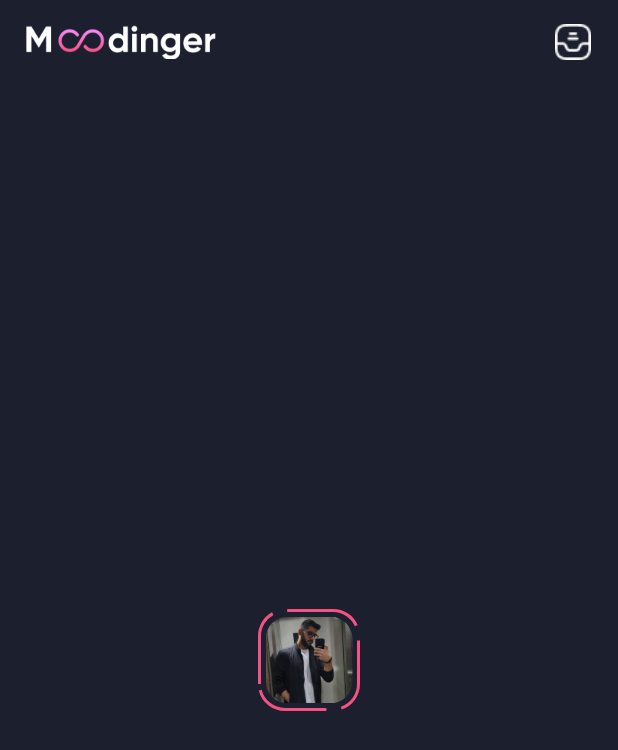
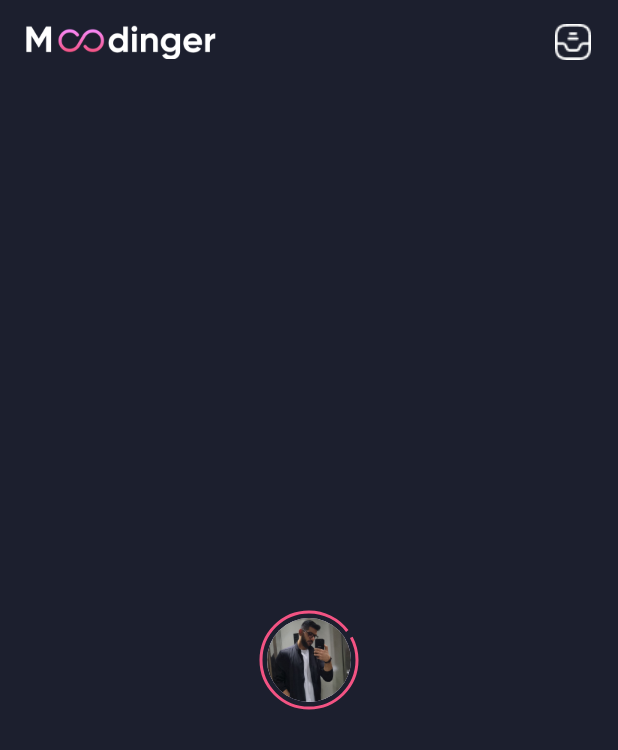
Before and after one commit to Alireza-Seif/Instagram-clone, a Flutter app: the screen it shows after launch, on a phone screen of 412 x 824 dp. Shown: the top 750 px of the screen. Run offline on Flutter 3.47's test engine with Material 3 defaults, Android fonts, the phone set to English and light mode, and no system bars; drawn by our look-alikes of dotted_border.

Commit message:
style: changing StoryBox & AddStoryBox

```diff
--- a/lib/screens/home_screen.dart
+++ b/lib/screens/home_screen.dart
@@ -32,19 +32,16 @@ class HomeScreen extends StatelessWidget {
 
   DottedBorder _getStoryBox() {
     return DottedBorder(
-      borderType: BorderType.RRect,
+      borderType: BorderType.Circle,
       radius: const Radius.circular(17),
       color: const Color(0xffF35383),
       strokeWidth: 2,
-      dashPattern: const [50, 10],
+      dashPattern: const [180, 5],
       padding: const EdgeInsets.all(4),
-      child: ClipRRect(
-        borderRadius: const BorderRadius.all(Radius.circular(15)),
-        child: SizedBox(
-          height: 58,
-          width: 58,
-          child: Image.asset('assets/images/my_pf.png'),
-        ),
+      child: const ClipRRect(
+        borderRadius: BorderRadius.all(Radius.circular(15)),
+        child: CircleAvatar(
+            radius: 28, foregroundImage: AssetImage('assets/images/my_pf.png')),
       ),
     );
   }
@@ -56,14 +53,14 @@ class HomeScreen extends StatelessWidget {
       padding: const EdgeInsets.all(3),
       decoration: BoxDecoration(
         color: Colors.white,
-        borderRadius: BorderRadius.circular(17),
+        borderRadius: BorderRadius.circular(30),
       ),
       child: Container(
         width: 60,
         height: 60,
         decoration: BoxDecoration(
           color: const Color(0xff1C1F2E),
-          borderRadius: BorderRadius.circular(15),
+          borderRadius: BorderRadius.circular(30),
         ),
         child: Image.asset('assets/images/icon_plus.png'),
       ),
```
